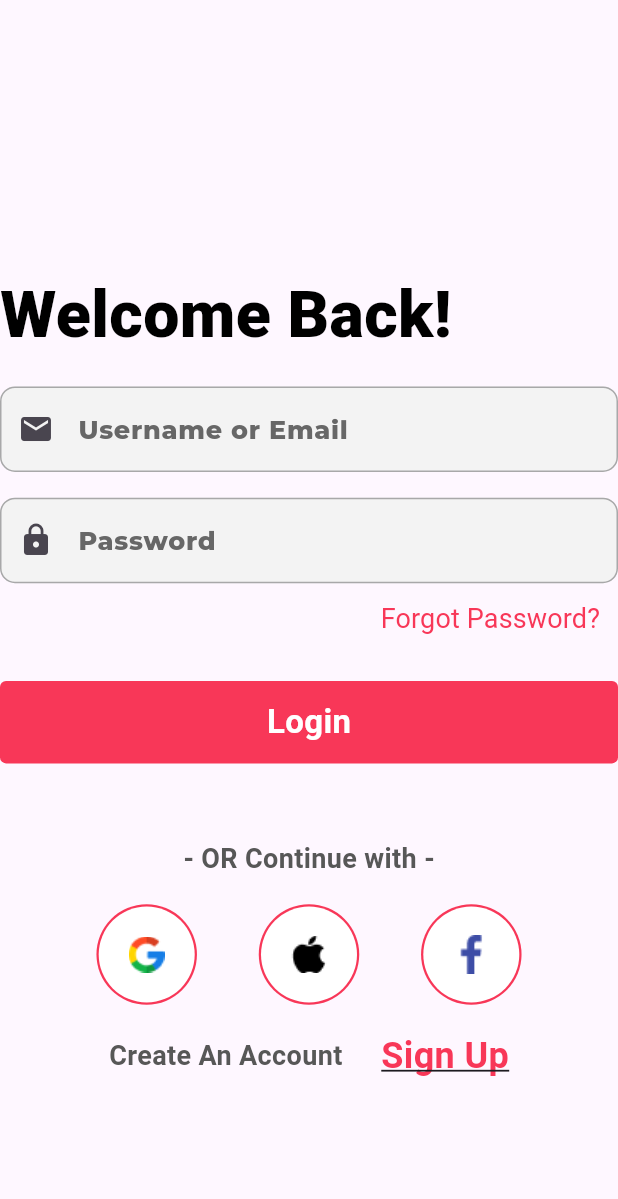
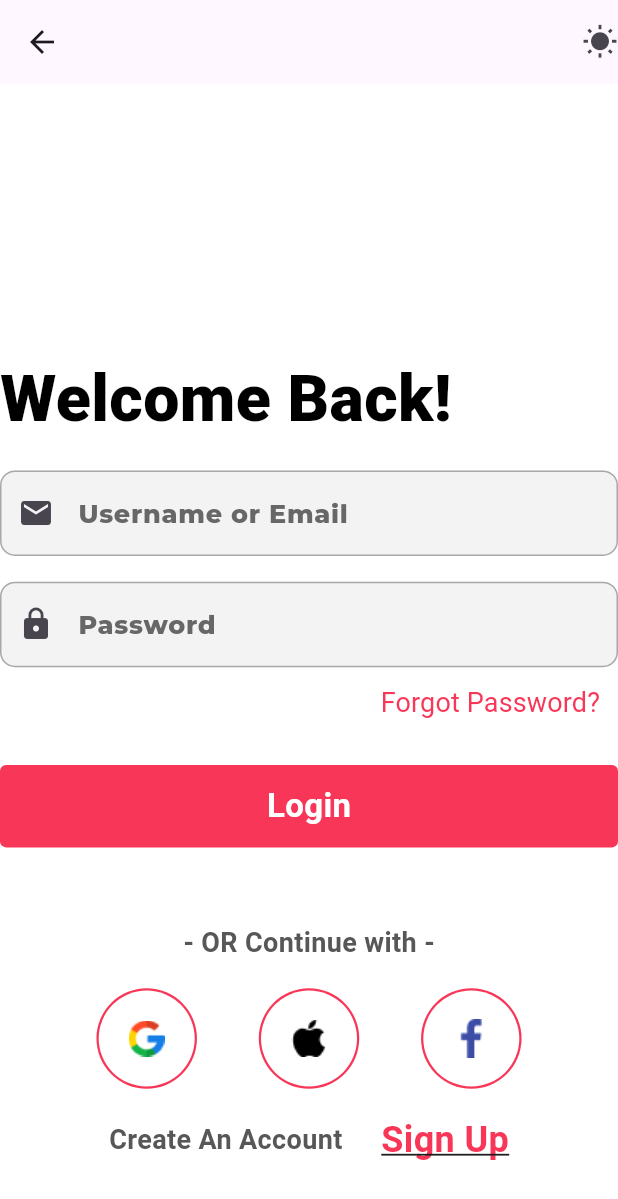
Before and after one commit to judge27/Stylish, a Flutter app: the LoginPage screen opened by its route, on a phone screen of 412 x 824 dp. Shown: the top 1199 px of the screen. Run offline on Flutter 3.47's test engine with Material 3 defaults, Android fonts, the phone set to English and light mode, and no system bars; our stand-ins replace bloc, cloud_firestore, device_preview, dots_indicator, firebase_auth, firebase_core and 8 more; accounts and stored records are empty.

Commit message:
//AdhamNOTIFICATION

```diff
--- /dev/null
+++ b/lib/core/constant colors/appcolors.dart
@@ -0,0 +1,13 @@
+import 'package:flutter/material.dart';
+
+class AppColors {
+  static const Color PRIMARY_COLOR_LIGHT = Color(0xffF83758);//button,sign,forget,avatar border
+  static const Color PRIMARY_COLOR_DARK = Color(0xff01b4e4);//button,sign,forget,avatar border
+  static const Color FONT_COLOR_LIGHT = Colors.black;// text after abbBar
+  static const Color FONT_COLOR_DARK = Colors.white;// text after abbBar
+  static const Color TEXT_LIGHT = Color(0xff575757);//text color
+  static const Color TEXT_DARK = Colors.white;//text color
+  static const Color TEXT_BUTTON_COLOR = Colors.white;//text button color
+  static const Color SCAFFOLD_LIGHT_COLOR = Colors.white;//backscreen
+  static const Color SCAFFOLD_DARK_COLOR = Color(0xff091027);//backscreen
+}
--- /dev/null
+++ b/lib/core/themes/themecontroller_cubit.dart
@@ -0,0 +1,42 @@
+import 'package:bloc/bloc.dart';
+import 'package:flutter/material.dart';
+import 'package:meta/meta.dart';
+
+import '../constant colors/appcolors.dart';
+
+part 'themecontroller_state.dart';
+
+class ThemecontrollerCubit extends Cubit<ThemecontrollerState> {
+  ThemecontrollerCubit() : super(ThemecontrollerInitial());
+  static final _lightTheme = ThemeData(
+    scaffoldBackgroundColor: AppColors.SCAFFOLD_LIGHT_COLOR,//backscreen
+    primaryColor: AppColors.PRIMARY_COLOR_LIGHT,//button,sign,forget,avatar border
+    hintColor: AppColors.FONT_COLOR_LIGHT,// text after abbBar
+    hoverColor: AppColors.TEXT_BUTTON_COLOR, //text button color
+    // highlightColor: AppColors.TEXT_LIGHT,
+    brightness: Brightness.light,
+    splashColor: AppColors.TEXT_LIGHT,
+  );
+
+  static final _darkTheme = ThemeData(
+    scaffoldBackgroundColor: AppColors.SCAFFOLD_DARK_COLOR,//backscreen
+    primaryColor: AppColors.PRIMARY_COLOR_DARK,//button,sign,forget,avatar border
+    hintColor: AppColors.FONT_COLOR_DARK,// text after abbBar
+    brightness: Brightness.dark,
+    hoverColor: AppColors.TEXT_BUTTON_COLOR,//text button color
+    splashColor: AppColors.TEXT_DARK,
+    // highlightColor: AppColors.TEXT_DARK,//
+  );
+  bool lightTheme = true;
+  ThemeData themess = _lightTheme ;
+  ThemeData get themeData => themess ;
+  /// Toggles the current brightness between light and dark.
+  void toggleTheme() {
+    lightTheme = !lightTheme;
+    if (lightTheme == true )
+      themess = _lightTheme ;
+    else
+      themess = _darkTheme;
+    emit(ThemecontrollerInitial());
+  }
+}
--- /dev/null
+++ b/lib/core/themes/themecontroller_state.dart
@@ -0,0 +1,6 @@
+part of 'themecontroller_cubit.dart';
+
+@immutable
+sealed class ThemecontrollerState {}
+
+final class ThemecontrollerInitial extends ThemecontrollerState {}
--- a/lib/core/utils/core.dart
+++ b/lib/core/utils/core.dart
@@ -1,29 +1,24 @@
 import 'package:flutter/cupertino.dart';
 import 'package:flutter/material.dart';
+import 'package:path/path.dart';
 
 class Core {
 
   // Auth button view with custom Title
-   Container coreButton({double? height,required String buttonText}) {
+   Container coreButton({double? height,required String buttonText, required BuildContext context}) {
     return Container(
       height: height??55,
-      decoration: boxDecoration,
+      decoration: BoxDecoration(
+          color: Theme.of(context).primaryColor,
+          borderRadius: BorderRadius.circular(4)),
       alignment: Alignment.center,
       child: Text(
         buttonText,
-        style: const TextStyle(
-            color: Colors.white, fontSize: 22, fontWeight: FontWeight.w700),
+        style: TextStyle(
+            color: Theme.of(context).hoverColor , fontSize: 22, fontWeight: FontWeight.w700),
       ),
     );
   }
-
-
-  // Button Decoration Object
-  BoxDecoration boxDecoration=BoxDecoration(
-  color: const Color(0xFFF83758),
-  borderRadius: BorderRadius.circular(4));
-
-
   // TextField Decoration Object
   InputDecoration inputDecoration = InputDecoration(
     hintText: "Your Name",
--- a/lib/features/auth/forgotpassword/view/components/forgotpassword_widget.dart
+++ b/lib/features/auth/forgotpassword/view/components/forgotpassword_widget.dart
@@ -92,7 +92,7 @@ class ForgotPasswordWidget extends StatelessWidget {
                           onTap: () async {
                             await controller.confirmForgotPassword(context);
                           },
-                          child: Core().coreButton(buttonText: "Submit"),
+                          child: Core().coreButton(buttonText: "Submit", context: context),
                         ),
                       ],
                     ),
--- a/lib/features/auth/getstarted/view/components/getstarted_widget.dart
+++ b/lib/features/auth/getstarted/view/components/getstarted_widget.dart
@@ -54,7 +54,7 @@ class GetStartedWidget extends StatelessWidget {
                     onTap: () {
                       Navigator.pushNamed(context, 'dashboard');
                     },
-                    child: Core().coreButton(buttonText: "Get Started"),
+                    child: Core().coreButton(buttonText: "Get Started", context: context),
                   ),
                 ),
                 const Spacer(
--- a/lib/features/auth/login/view/components/login_body_widget.dart
+++ b/lib/features/auth/login/view/components/login_body_widget.dart
@@ -38,10 +38,10 @@ class LoginBodyWidget extends StatelessWidget {
                                 // Screen title Text //Welcome Back!
                                 SizedBox(
                                   width: context.width,
-                                  child: const Text(
+                                  child: Text(
                                     "Welcome Back!",
                                     style: TextStyle(
-                                      color: Colors.black,
+                                      color: Theme.of(context).hintColor,
                                       fontSize: 43,
                                       fontWeight: FontWeight.w800,
                                     ),
@@ -52,7 +52,7 @@ class LoginBodyWidget extends StatelessWidget {
                                 SizedBox(
                                   height: context.height / 48,
                                 ),
-                                                         // Email TextField // Username or Email
+                                // Email TextField // Username or Email
                                 TextFieldWidget(
                                   model: TextFieldModel(
                                     inputDecoration: Core()
@@ -88,10 +88,10 @@ class LoginBodyWidget extends StatelessWidget {
                                   mainAxisAlignment: MainAxisAlignment.end,
                                   children: [
                                     TextButton(
-                                      child: const Text(
+                                      child: Text(
                                         "Forgot Password?",
                                         style: TextStyle(
-                                          color: Color(0xFFF83758),
+                                          color: Theme.of(context).primaryColor,
                                           fontWeight: FontWeight.w400,
                                           fontSize: 18,
                                         ),
@@ -112,7 +112,7 @@ class LoginBodyWidget extends StatelessWidget {
                                   },
                                   child: Padding(
                                     padding: const EdgeInsets.only(bottom: 25),
-                                    child: Core().coreButton(buttonText: "Login"),
+                                    child: Core().coreButton(buttonText: "Login" , context: context),
                                   ),
                                 ),
                                 SizedBox(
@@ -120,10 +120,10 @@ class LoginBodyWidget extends StatelessWidget {
                                 ),
                                 Container(
                                   alignment: Alignment.center,
-                                  child: const Text(
+                                  child: Text(
                                     "- OR Continue with -",
                                     style: TextStyle(
-                                      color: Color(0xFF575757),
+                                      color: Theme.of(context).splashColor,
                                       fontSize: 18,
                                       fontWeight: FontWeight.w600,
                                     ),
@@ -143,7 +143,7 @@ class LoginBodyWidget extends StatelessWidget {
                                       child: CircleAvatar(
                                         radius: 33.5,
                                         backgroundColor:
-                                            const Color(0xFFF83758),
+                                        Theme.of(context).primaryColor,
                                         child: CircleAvatar(
                                           radius: 32,
                                           backgroundColor:
@@ -163,7 +163,7 @@ class LoginBodyWidget extends StatelessWidget {
                                       child: CircleAvatar(
                                         radius: 33.5,
                                         backgroundColor:
-                                            const Color(0xFFF83758),
+                                        Theme.of(context).primaryColor,
                                         child: CircleAvatar(
                                           radius: 32,
                                           backgroundColor:
@@ -180,7 +180,7 @@ class LoginBodyWidget extends StatelessWidget {
                                       child: CircleAvatar(
                                         radius: 33.5,
                                         backgroundColor:
-                                            const Color(0xFFF83758),
+                                        Theme.of(context).primaryColor,
                                         child: CircleAvatar(
                                           radius: 32,
                                           backgroundColor:
@@ -199,10 +199,10 @@ class LoginBodyWidget extends StatelessWidget {
                                   children: [
                                     Container(
                                       alignment: Alignment.center,
-                                      child: const Text(
+                                      child: Text(
                                         "Create An Account",
                                         style: TextStyle(
-                                          color: Color(0xFF575757),
+                                          color : Theme.of(context).splashColor,
                                           fontSize: 18,
                                           fontWeight: FontWeight.w600,
                                         ),
@@ -218,9 +218,9 @@ class LoginBodyWidget extends StatelessWidget {
                                           Navigator.pushNamed(
                                               context, 'registration');
                                         },
-                                        child: const Text("Sign Up",
+                                        child: Text("Sign Up",
                                             style: TextStyle(
-                                              color: Color(0xFFF83758),
+                                              color: Theme.of(context).primaryColor,
                                               fontSize: 24,
                                               fontWeight: FontWeight.bold,
                                               decoration:
--- a/lib/features/auth/login/view/page/login_page.dart
+++ b/lib/features/auth/login/view/page/login_page.dart
@@ -1,11 +1,12 @@
 import 'package:flutter/material.dart';
 import 'package:flutter_bloc/flutter_bloc.dart';
+import 'package:stylish/core/themes/app_thme_cubit.dart';
+import 'package:stylish/core/themes/themecontroller_cubit.dart';
 import 'package:stylish/features/auth/login/controller/logincontroller_cubit.dart';
 import 'package:stylish/features/auth/login/view/components/login_body_widget.dart';
 
 class LoginPage extends StatelessWidget {
   const LoginPage({super.key});
-
 
   @override
   Widget build(BuildContext context) {
@@ -13,8 +14,10 @@ class LoginPage extends StatelessWidget {
       create: (context) => LogincontrollerCubit(),
       child: BlocBuilder<LogincontrollerCubit, LogincontrollerState>(
         builder: (context, state) {
-          final LogincontrollerCubit controller =LogincontrollerCubit();
+          final LogincontrollerCubit controller =context.read<LogincontrollerCubit>();
           return Scaffold(
+            appBar: AppBar(actions: [InkWell(child:Icon(Icons.wb_sunny),onTap: () => ThemecontrollerCubit().toggleTheme() ,) ]),
+            backgroundColor: Theme.of(context).scaffoldBackgroundColor,
             body: LoginBodyWidget(controller:controller,),
           );
         },
--- a/lib/features/auth/phonenumber/view/components/phonenumber_widget.dart
+++ b/lib/features/auth/phonenumber/view/components/phonenumber_widget.dart
@@ -87,7 +87,7 @@ class PhoneNumberWidget extends StatelessWidget {
                                 controller.confirmSubmitPhoneNumber(
                                     context: context,phoneNumberController: controller);
                               },
-                              child: Core().coreButton(buttonText: "Submit"),
+                              child: Core().coreButton(buttonText: "Submit" , context: context),
                             ),
                             const Spacer(
                               flex: 5,
--- a/lib/features/auth/registration/view/component/bottom_registration_widget.dart
+++ b/lib/features/auth/registration/view/component/bottom_registration_widget.dart
@@ -24,7 +24,7 @@ class BottomRegistrationWidget extends StatelessWidget {
                   },
                   child: Padding(
                     padding: const EdgeInsets.only(bottom: 25),
-                    child: Core().coreButton(buttonText: "Create Account"),
+                    child: Core().coreButton(buttonText: "Create Account" , context: context),
                   ));
             },
           ),
--- a/lib/features/auth/verification/view/components/verification_widget.dart
+++ b/lib/features/auth/verification/view/components/verification_widget.dart
@@ -134,7 +134,7 @@ class VerificationWidget extends StatelessWidget {
                                     context: context,
                                     phoneNumberController: controller2);
                               },
-                              child: Core().coreButton(buttonText: "   Resend   "),
+                              child: Core().coreButton(buttonText: "   Resend   ", context: context),
                             ),
                             const Spacer(
                               flex: 5,
--- a/pubspec.yaml
+++ b/pubspec.yaml
@@ -53,6 +53,7 @@ dependencies:
   flutter_launcher_icons: ^0.13.1
   device_preview: ^1.1.0
   path: ^1.9.0
+  provider: ^6.1.2
 
 
 dev_dependencies:
```
Also changed, not shown: lib/features/auth/login/view/components/bottom_login_widget.dart (+10 -11 lines), lib/main.dart (+34 -16 lines), lib/core/themes/app_thme_cubit.dart (added), pubspec.lock.
